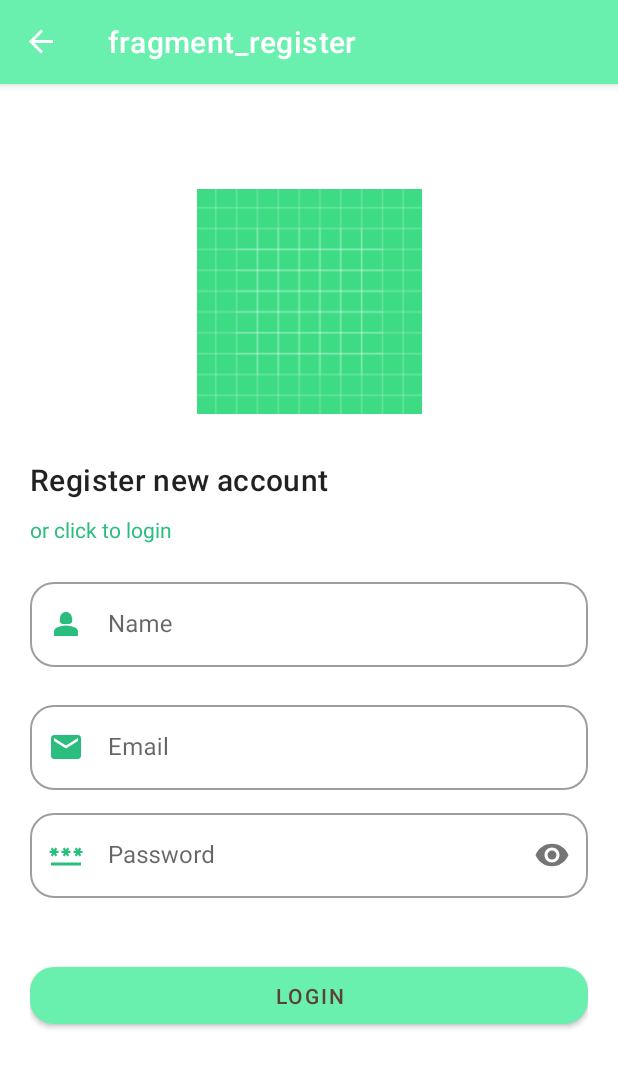
After one commit to rahmadanu/story-app, an Android app: the RegisterFragment screen opened through its navigation route, on a phone screen of 412 x 824 dp. The commit adds this screen. Shown: the top 1068 px of the screen. Run offline under Robolectric (Android 15) with nearby library versions, the phone set to English and light mode, and no system bars; our stand-ins replace navigation-ui.

Commit message:
Implement register fragment layout

```diff
--- /dev/null
+++ b/app/src/main/java/com/dandev/storyapp/ui/auth/register/RegisterFragment.kt
@@ -0,0 +1,19 @@
+package com.dandev.storyapp.ui.auth.register
+
+import android.os.Bundle
+import androidx.fragment.app.Fragment
+import android.view.LayoutInflater
+import android.view.View
+import android.view.ViewGroup
+import com.dandev.storyapp.R
+
+class RegisterFragment : Fragment() {
+
+    override fun onCreateView(
+        inflater: LayoutInflater, container: ViewGroup?,
+        savedInstanceState: Bundle?
+    ): View? {
+        // Inflate the layout for this fragment
+        return inflater.inflate(R.layout.fragment_register, container, false)
+    }
+}
--- /dev/null
+++ b/app/src/main/res/drawable/ic_person.xml
@@ -0,0 +1,6 @@
+<vector android:height="24dp" android:tint="#000000"
+    android:viewportHeight="24" android:viewportWidth="24"
+    android:width="24dp" xmlns:android="http://schemas.android.com/apk/res/android">
+    <path android:fillColor="@android:color/white" android:pathData="M18.39,14.56C16.71,13.7 14.53,13 12,13c-2.53,0 -4.71,0.7 -6.39,1.56C4.61,15.07 4,16.1 4,17.22V20h16v-2.78C20,16.1 19.39,15.07 18.39,14.56z"/>
+    <path android:fillColor="@android:color/white" android:pathData="M9.78,12h4.44c1.21,0 2.14,-1.06 1.98,-2.26l-0.32,-2.45C15.57,5.39 13.92,4 12,4S8.43,5.39 8.12,7.29L7.8,9.74C7.64,10.94 8.57,12 9.78,12z"/>
+</vector>
--- /dev/null
+++ b/app/src/main/res/layout/fragment_register.xml
@@ -0,0 +1,131 @@
+<?xml version="1.0" encoding="utf-8"?>
+<androidx.constraintlayout.widget.ConstraintLayout xmlns:android="http://schemas.android.com/apk/res/android"
+    xmlns:tools="http://schemas.android.com/tools"
+    android:layout_width="match_parent"
+    android:layout_height="match_parent"
+    android:padding="20dp"
+    xmlns:app="http://schemas.android.com/apk/res-auto"
+    tools:context=".ui.auth.register.RegisterFragment">
+
+    <ImageView
+        android:id="@+id/iv_logo"
+        android:layout_width="150dp"
+        android:layout_height="150dp"
+        android:layout_marginTop="50dp"
+        app:layout_constraintStart_toStartOf="parent"
+        app:layout_constraintTop_toTopOf="parent"
+        app:layout_constraintEnd_toEndOf="parent"
+        android:contentDescription="@string/desc_app_logo"
+        android:src="@drawable/ic_launcher_background" />
+
+    <TextView
+        android:id="@+id/tv_label_register"
+        android:layout_width="0dp"
+        android:layout_height="wrap_content"
+        android:text="@string/label_register_new_account"
+        android:textAppearance="@style/TextAppearance.MaterialComponents.Headline6"
+        android:layout_marginTop="30dp"
+        app:layout_constraintStart_toStartOf="parent"
+        app:layout_constraintTop_toBottomOf="@+id/iv_logo"
+        app:layout_constraintEnd_toEndOf="parent" />
+
+    <TextView
+        android:id="@+id/tv_label_log_in"
+        android:layout_width="0dp"
+        android:layout_height="wrap_content"
+        android:layout_marginTop="10dp"
+        android:text="@string/label_or_click_to_login"
+        android:textColor="@color/primaryDarkColor"
+        android:clickable="true"
+        android:focusable="true"
+        app:layout_constraintStart_toStartOf="@id/tv_label_register"
+        app:layout_constraintTop_toBottomOf="@id/tv_label_register"
+        app:layout_constraintEnd_toEndOf="@id/tv_label_register" />
+
+
+    <com.google.android.material.textfield.TextInputLayout
+        android:id="@+id/til_name"
+        style="@style/Widget.MaterialComponents.TextInputLayout.OutlinedBox"
+        android:layout_width="match_parent"
+        android:layout_height="wrap_content"
+        android:layout_marginTop="20dp"
+        app:boxCornerRadiusTopStart="16dp"
+        app:boxCornerRadiusTopEnd="16dp"
+        app:boxCornerRadiusBottomStart="16dp"
+        app:boxCornerRadiusBottomEnd="16dp"
+        app:startIconDrawable="@drawable/ic_person"
+        app:startIconTint="@color/primaryDarkColor"
+        app:layout_constraintStart_toStartOf="parent"
+        app:layout_constraintTop_toBottomOf="@id/tv_label_log_in"
+        app:layout_constraintEnd_toEndOf="parent">
+
+        <com.dandev.storyapp.util.custom_view.CustomTextInputEditText
+            android:layout_width="match_parent"
+            android:layout_height="match_parent"
+            android:hint="@string/hint_name"
+            android:inputType="textEmailAddress"/>
+
+    </com.google.android.material.textfield.TextInputLayout>
+
+    <com.google.android.material.textfield.TextInputLayout
+        android:id="@+id/til_email"
+        style="@style/Widget.MaterialComponents.TextInputLayout.OutlinedBox"
+        android:layout_width="match_parent"
+        android:layout_height="wrap_content"
+        android:layout_marginTop="20dp"
+        app:boxCornerRadiusTopStart="16dp"
+        app:boxCornerRadiusTopEnd="16dp"
+        app:boxCornerRadiusBottomStart="16dp"
+        app:boxCornerRadiusBottomEnd="16dp"
+        app:startIconDrawable="@drawable/ic_email"
+        app:startIconTint="@color/primaryDarkColor"
+        app:layout_constraintStart_toStartOf="parent"
+        app:layout_constraintTop_toBottomOf="@id/til_name"
+        app:layout_constraintEnd_toEndOf="parent">
+
+        <com.dandev.storyapp.util.custom_view.CustomTextInputEditText
+            android:layout_width="match_parent"
+            android:layout_height="match_parent"
+            android:hint="@string/hint_email"
+            android:inputType="textEmailAddress"/>
+
+    </com.google.android.material.textfield.TextInputLayout>
+
+
+    <com.google.android.material.textfield.TextInputLayout
+        android:id="@+id/til_password"
+        style="@style/Widget.MaterialComponents.TextInputLayout.OutlinedBox"
+        android:layout_width="match_parent"
+        android:layout_height="wrap_content"
+        android:layout_marginTop="10dp"
+        app:passwordToggleEnabled="true"
+        app:boxCornerRadiusTopStart="16dp"
+        app:boxCornerRadiusTopEnd="16dp"
+        app:boxCornerRadiusBottomStart="16dp"
+        app:boxCornerRadiusBottomEnd="16dp"
+        app:startIconDrawable="@drawable/ic_password"
+        app:startIconTint="@color/primaryDarkColor"
+        app:layout_constraintStart_toStartOf="parent"
+        app:layout_constraintTop_toBottomOf="@id/til_email"
+        app:layout_constraintEnd_toEndOf="parent">
+
+        <com.dandev.storyapp.util.custom_view.CustomTextInputEditText
+            android:layout_width="match_parent"
+            android:layout_height="match_parent"
+            android:hint="@string/hint_password"
+            android:inputType="textPassword"/>
+
+    </com.google.android.material.textfield.TextInputLayout>
+
+    <com.google.android.material.button.MaterialButton
+        android:id="@+id/btn_sign_in"
+        android:layout_width="match_parent"
+        android:layout_height="50dp"
+        android:layout_marginTop="40dp"
+        android:text="@string/label_login"
+        app:cornerRadius="16dp"
+        app:layout_constraintStart_toStartOf="parent"
+        app:layout_constraintTop_toBottomOf="@id/til_password"
+        app:layout_constraintEnd_toEndOf="parent" />
+
+</androidx.constraintlayout.widget.ConstraintLayout>
--- a/app/src/main/res/navigation/nav_graph.xml
+++ b/app/src/main/res/navigation/nav_graph.xml
@@ -9,5 +9,14 @@
         android:id="@+id/loginFragment"
         android:name="com.dandev.storyapp.ui.auth.login.LoginFragment"
         android:label="fragment_login"
-        tools:layout="@layout/fragment_login" />
+        tools:layout="@layout/fragment_login" >
+        <action
+            android:id="@+id/action_loginFragment_to_registerFragment"
+            app:destination="@id/registerFragment" />
+    </fragment>
+    <fragment
+        android:id="@+id/registerFragment"
+        android:name="com.dandev.storyapp.ui.auth.register.RegisterFragment"
+        android:label="fragment_register"
+        tools:layout="@layout/fragment_register" />
 </navigation>
--- a/app/src/main/res/values/strings.xml
+++ b/app/src/main/res/values/strings.xml
@@ -7,7 +7,10 @@
     <string name="label_let_s_login_first">Let\'s Login first</string>
     <string name="hint_email">Email</string>
     <string name="hint_password">Password</string>
+    <string name="hint_name">Name</string>
     <string name="label_login">Login</string>
     <string name="error_password_at_least_characters">Password should be at least 6 characters</string>
     <string name="error_email_format_invalid">Email format is invalid</string>
+    <string name="label_register_new_account">Register new account</string>
+    <string name="label_or_click_to_login">or click to login</string>
 </resources>
```
